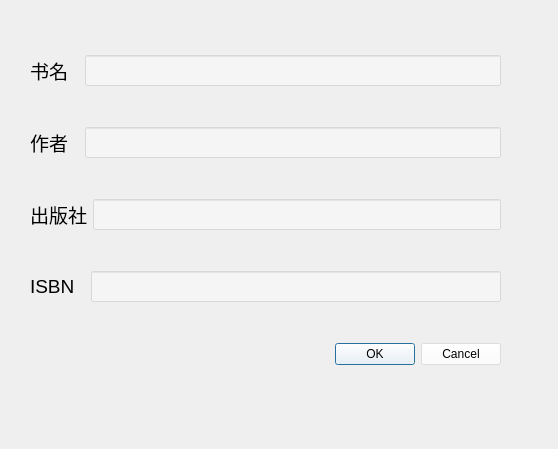
Old version of the form LibraryManagementSystem/addbookdialog.ui in the repository jkxing/LibraryManagementSystem.
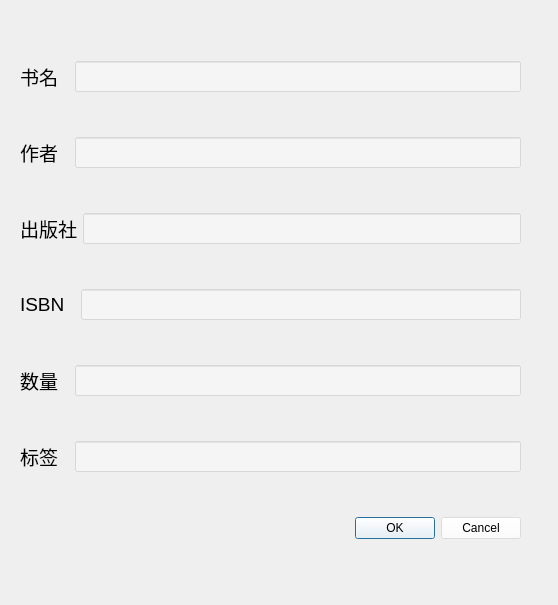
New version of the form.

Patch:
```diff
--- a/LibraryManagementSystem/addbookdialog.ui
+++ b/LibraryManagementSystem/addbookdialog.ui
@@ -7,7 +7,7 @@
     <x>0</x>
     <y>0</y>
     <width>558</width>
-    <height>449</height>
+    <height>605</height>
    </rect>
   </property>
   <property name="font">
@@ -18,18 +18,21 @@
   <property name="windowTitle">
    <string>Dialog</string>
   </property>
-  <widget class="QWidget" name="layoutWidget">
+  <property name="styleSheet">
+   <string notr="true"/>
+  </property>
+  <widget class="QWidget" name="">
    <property name="geometry">
     <rect>
-     <x>30</x>
-     <y>20</y>
-     <width>471</width>
-     <height>381</height>
+     <x>20</x>
+     <y>22</y>
+     <width>501</width>
+     <height>561</height>
     </rect>
    </property>
    <layout class="QVBoxLayout" name="verticalLayout">
     <item>
-     <layout class="QHBoxLayout" name="horizontalLayout">
+     <layout class="QHBoxLayout" name="horizontalLayout_2">
       <item>
        <widget class="QLabel" name="label">
         <property name="text">
@@ -47,7 +50,7 @@
      </layout>
     </item>
     <item>
-     <layout class="QHBoxLayout" name="horizontalLayout_2">
+     <layout class="QHBoxLayout" name="horizontalLayout_3">
       <item>
        <widget class="QLabel" name="label_2">
         <property name="text">
@@ -65,7 +68,7 @@
      </layout>
     </item>
     <item>
-     <layout class="QHBoxLayout" name="horizontalLayout_3">
+     <layout class="QHBoxLayout" name="horizontalLayout_4">
       <item>
        <widget class="QLabel" name="label_3">
         <property name="text">
@@ -83,7 +86,7 @@
      </layout>
     </item>
     <item>
-     <layout class="QHBoxLayout" name="horizontalLayout_4">
+     <layout class="QHBoxLayout" name="horizontalLayout_5">
       <item>
        <widget class="QLabel" name="label_4">
         <property name="text">
@@ -100,6 +103,42 @@
       </item>
      </layout>
     </item>
+    <item>
+     <layout class="QHBoxLayout" name="horizontalLayout">
+      <item>
+       <widget class="QLabel" name="label_5">
+        <property name="text">
+         <string>数量  </string>
+        </property>
+       </widget>
+      </item>
+      <item>
+       <widget class="QLineEdit" name="lineEdit_5">
+        <property name="styleSheet">
+         <string notr="true">background-color: rgba(255, 255, 255, 100);</string>
+        </property>
+       </widget>
+      </item>
+     </layout>
+    </item>
+    <item>
+     <layout class="QHBoxLayout" name="horizontalLayout_6">
+      <item>
+       <widget class="QLabel" name="label_6">
+        <property name="text">
+         <string>标签  </string>
+        </property>
+       </widget>
+      </item>
+      <item>
+       <widget class="QLineEdit" name="lineEdit_6">
+        <property name="styleSheet">
+         <string notr="true">background-color: rgba(255, 255, 255, 100);</string>
+        </property>
+       </widget>
+      </item>
+     </layout>
+    </item>
     <item>
      <widget class="QDialogButtonBox" name="buttonBox">
       <property name="styleSheet">
```
